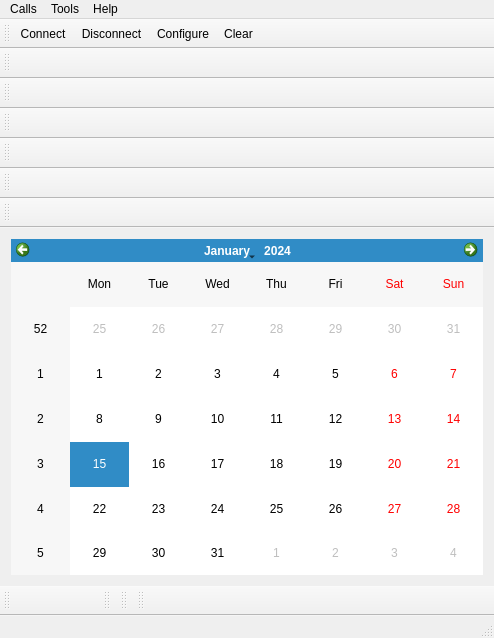
First picture: the form in mainwindow.ui, repository hydronalix/qt-hybrid-uc, before the edit.
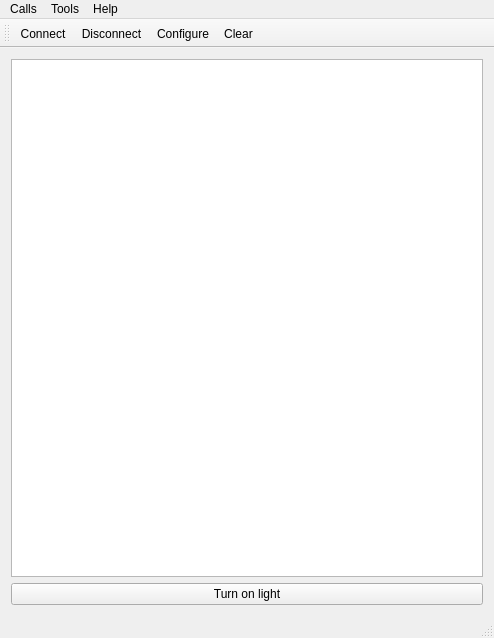
Second picture: the form after the edit. Icons and pictures are not drawn.

```diff
--- a/mainwindow.ui
+++ b/mainwindow.ui
@@ -28,7 +28,14 @@
   <widget class="QWidget" name="centralWidget">
    <layout class="QVBoxLayout" name="verticalLayout">
     <item>
-     <widget class="QCalendarWidget" name="calendarWidget"/>
+     <widget class="QTableView" name="tableView"/>
+    </item>
+    <item>
+     <widget class="QPushButton" name="pushButton">
+      <property name="text">
+       <string>Turn on light</string>
+      </property>
+     </widget>
     </item>
    </layout>
   </widget>
@@ -81,176 +88,6 @@
    <addaction name="actionClear"/>
   </widget>
   <widget class="QStatusBar" name="statusBar"/>
-  <widget class="QToolBar" name="sArea">
-   <property name="minimumSize">
-    <size>
-     <width>100</width>
-     <height>30</height>
-    </size>
-   </property>
-   <property name="windowTitle">
-    <string>toolBar</string>
-   </property>
-   <attribute name="toolBarArea">
-    <enum>TopToolBarArea</enum>
-   </attribute>
-   <attribute name="toolBarBreak">
-    <bool>true</bool>
-   </attribute>
-  </widget>
-  <widget class="QToolBar" name="eArea">
-   <property name="minimumSize">
-    <size>
-     <width>100</width>
-     <height>30</height>
-    </size>
-   </property>
-   <property name="windowTitle">
-    <string>toolBar</string>
-   </property>
-   <attribute name="toolBarArea">
-    <enum>BottomToolBarArea</enum>
-   </attribute>
-   <attribute name="toolBarBreak">
-    <bool>true</bool>
-   </attribute>
-  </widget>
-  <widget class="QToolBar" name="SpwmArea">
-   <property name="minimumSize">
-    <size>
-     <width>0</width>
-     <height>30</height>
-    </size>
-   </property>
-   <property name="windowTitle">
-    <string>toolBar</string>
-   </property>
-   <attribute name="toolBarArea">
-    <enum>BottomToolBarArea</enum>
-   </attribute>
-   <attribute name="toolBarBreak">
-    <bool>false</bool>
-   </attribute>
-  </widget>
-  <widget class="QToolBar" name="EpwmArea">
-   <property name="minimumSize">
-    <size>
-     <width>0</width>
-     <height>30</height>
-    </size>
-   </property>
-   <property name="windowTitle">
-    <string>toolBar</string>
-   </property>
-   <attribute name="toolBarArea">
-    <enum>BottomToolBarArea</enum>
-   </attribute>
-   <attribute name="toolBarBreak">
-    <bool>false</bool>
-   </attribute>
-  </widget>
-  <widget class="QToolBar" name="ErpmArea">
-   <property name="minimumSize">
-    <size>
-     <width>0</width>
-     <height>30</height>
-    </size>
-   </property>
-   <property name="windowTitle">
-    <string>toolBar_2</string>
-   </property>
-   <attribute name="toolBarArea">
-    <enum>TopToolBarArea</enum>
-   </attribute>
-   <attribute name="toolBarBreak">
-    <bool>true</bool>
-   </attribute>
-  </widget>
-  <widget class="QToolBar" name="EstaArea">
-   <property name="minimumSize">
-    <size>
-     <width>0</width>
-     <height>30</height>
-    </size>
-   </property>
-   <property name="windowTitle">
-    <string>toolBar_3</string>
-   </property>
-   <attribute name="toolBarArea">
-    <enum>TopToolBarArea</enum>
-   </attribute>
-   <attribute name="toolBarBreak">
-    <bool>true</bool>
-   </attribute>
-  </widget>
-  <widget class="QToolBar" name="staArea">
-   <property name="minimumSize">
-    <size>
-     <width>0</width>
-     <height>30</height>
-    </size>
-   </property>
-   <property name="windowTitle">
-    <string>toolBar_4</string>
-   </property>
-   <attribute name="toolBarArea">
-    <enum>TopToolBarArea</enum>
-   </attribute>
-   <attribute name="toolBarBreak">
-    <bool>true</bool>
-   </attribute>
-  </widget>
-  <widget class="QToolBar" name="ch3Area">
-   <property name="minimumSize">
-    <size>
-     <width>0</width>
-     <height>30</height>
-    </size>
-   </property>
-   <property name="windowTitle">
-    <string>toolBar</string>
-   </property>
-   <attribute name="toolBarArea">
-    <enum>TopToolBarArea</enum>
-   </attribute>
-   <attribute name="toolBarBreak">
-    <bool>true</bool>
-   </attribute>
-  </widget>
-  <widget class="QToolBar" name="RPMArea">
-   <property name="minimumSize">
-    <size>
-     <width>0</width>
-     <height>30</height>
-    </size>
-   </property>
-   <property name="windowTitle">
-    <string>toolBar_2</string>
-   </property>
-   <attribute name="toolBarArea">
-    <enum>TopToolBarArea</enum>
-   </attribute>
-   <attribute name="toolBarBreak">
-    <bool>true</bool>
-   </attribute>
-  </widget>
-  <widget class="QToolBar" name="CANArea">
-   <property name="minimumSize">
-    <size>
-     <width>100</width>
-     <height>30</height>
-    </size>
-   </property>
-   <property name="windowTitle">
-    <string>toolBar_3</string>
-   </property>
-   <attribute name="toolBarArea">
-    <enum>BottomToolBarArea</enum>
-   </attribute>
-   <attribute name="toolBarBreak">
-    <bool>false</bool>
-   </attribute>
-  </widget>
   <action name="actionAbout">
    <property name="text">
     <string>&amp;About</string>
```
